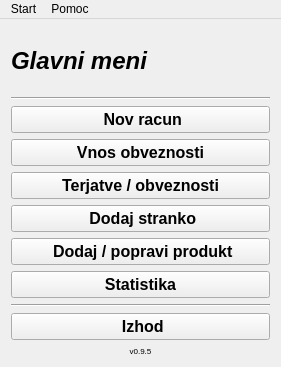
This is mainwindow.ui in MaxMaxy/racun as Qt 5 draws it before an edit. The edited form follows.
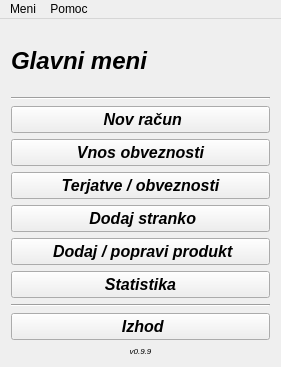
This is the edited form. Icons and pictures are not drawn.

Diff of the .ui file:
```diff
--- a/mainwindow.ui
+++ b/mainwindow.ui
@@ -55,7 +55,7 @@
           <family>MS Sans Serif</family>
           <pointsize>12</pointsize>
           <weight>75</weight>
-          <italic>false</italic>
+          <italic>true</italic>
           <bold>true</bold>
           <kerning>true</kerning>
          </font>
@@ -64,7 +64,7 @@
          <enum>Qt::LeftToRight</enum>
         </property>
         <property name="text">
-         <string> Nov racun</string>
+         <string> Nov račun</string>
         </property>
         <property name="icon">
          <iconset>
@@ -92,7 +92,7 @@
           <family>MS Sans Serif</family>
           <pointsize>12</pointsize>
           <weight>75</weight>
-          <italic>false</italic>
+          <italic>true</italic>
           <bold>true</bold>
          </font>
         </property>
@@ -113,7 +113,7 @@
           <family>MS Sans Serif</family>
           <pointsize>12</pointsize>
           <weight>75</weight>
-          <italic>false</italic>
+          <italic>true</italic>
           <bold>true</bold>
          </font>
         </property>
@@ -138,7 +138,7 @@
           <family>MS Sans Serif</family>
           <pointsize>12</pointsize>
           <weight>75</weight>
-          <italic>false</italic>
+          <italic>true</italic>
           <bold>true</bold>
          </font>
         </property>
@@ -162,7 +162,7 @@
           <family>MS Sans Serif</family>
           <pointsize>12</pointsize>
           <weight>75</weight>
-          <italic>false</italic>
+          <italic>true</italic>
           <bold>true</bold>
          </font>
         </property>
@@ -186,7 +186,7 @@
           <family>MS Sans Serif</family>
           <pointsize>12</pointsize>
           <weight>75</weight>
-          <italic>false</italic>
+          <italic>true</italic>
           <bold>true</bold>
          </font>
         </property>
@@ -214,7 +214,7 @@
           <family>MS Sans Serif</family>
           <pointsize>12</pointsize>
           <weight>75</weight>
-          <italic>false</italic>
+          <italic>true</italic>
           <bold>true</bold>
          </font>
         </property>
@@ -235,7 +235,9 @@
        <widget class="QLabel" name="label">
         <property name="font">
          <font>
+          <family>MS Sans Serif</family>
           <pointsize>6</pointsize>
+          <italic>true</italic>
          </font>
         </property>
         <property name="layoutDirection">
@@ -248,7 +250,7 @@
          <enum>QFrame::Raised</enum>
         </property>
         <property name="text">
-         <string>v0.9.5</string>
+         <string>v0.9.9</string>
         </property>
         <property name="textFormat">
          <enum>Qt::AutoText</enum>
@@ -280,7 +282,7 @@
    </property>
    <widget class="QMenu" name="menuStart">
     <property name="title">
-     <string>Start</string>
+     <string>Meni</string>
     </property>
     <addaction name="actionNov_racun"/>
     <addaction name="actionVnos_obveznosti"/>
```
Left out of the diff: 12 changed lines with no effect on the pictures.
